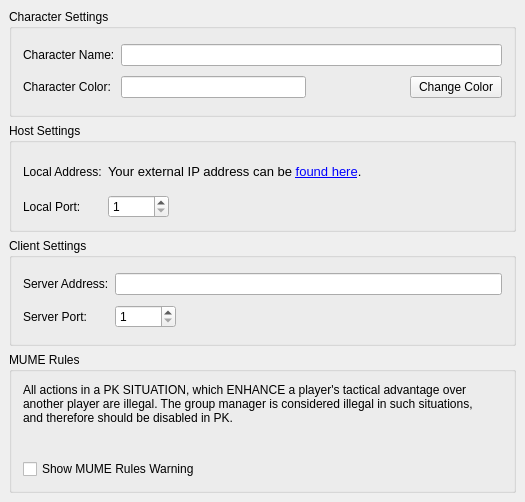
Above: src/preferences/groupmanagerpage.ui from MUME/MMapper before the change. Below: the same form after it.
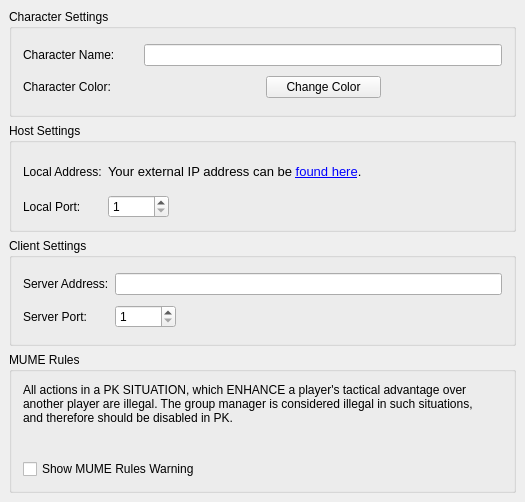
That is the form after the change.

```diff
--- a/src/preferences/groupmanagerpage.ui
+++ b/src/preferences/groupmanagerpage.ui
@@ -38,6 +38,9 @@
       <string>Character Settings</string>
      </property>
      <layout class="QGridLayout">
+      <item row="0" column="1" colspan="3">
+       <widget class="QLineEdit" name="charName"/>
+      </item>
       <item row="0" column="0">
        <widget class="QLabel" name="label">
         <property name="text">
@@ -45,9 +48,6 @@
         </property>
        </widget>
       </item>
-      <item row="0" column="1" colspan="4">
-       <widget class="QLineEdit" name="charName"/>
-      </item>
       <item row="1" column="0">
        <widget class="QLabel" name="label_5">
         <property name="text">
@@ -55,30 +55,20 @@
         </property>
        </widget>
       </item>
-      <item row="1" column="3">
+      <item row="1" column="1">
        <widget class="QLabel" name="colorLabel">
         <property name="text">
          <string/>
         </property>
        </widget>
       </item>
-      <item row="1" column="4">
+      <item row="1" column="2">
        <widget class="QPushButton" name="changeColor">
         <property name="text">
          <string>Change Color</string>
         </property>
        </widget>
       </item>
-      <item row="1" column="1" colspan="2">
-       <widget class="QLineEdit" name="colorName">
-        <property name="sizePolicy">
-         <sizepolicy hsizetype="Preferred" vsizetype="Fixed">
-          <horstretch>0</horstretch>
-          <verstretch>0</verstretch>
-         </sizepolicy>
-        </property>
-       </widget>
-      </item>
      </layout>
     </widget>
    </item>
```
Left out of the diff: 11 changed lines with no effect on the pictures.
